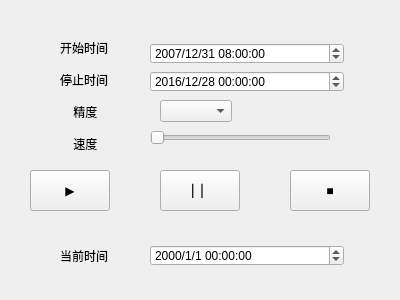
Before: the Qt Designer form tick_replayer/control_widget.ui in hellobiek/LazzyQuant, drawn with Qt 5.
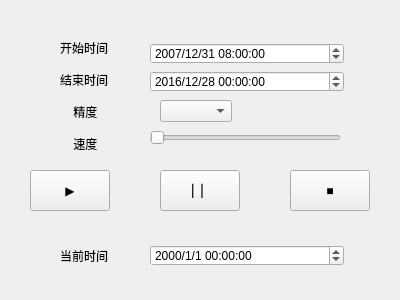
After: the same form once the commit is applied.

Patch:
```diff
--- a/tick_replayer/control_widget.ui
+++ b/tick_replayer/control_widget.ui
@@ -117,7 +117,7 @@
    <property name="text">
     <string>开始时间
 
-停止时间
+结束时间
 
     精度
 
@@ -139,7 +139,7 @@
     <rect>
      <x>150</x>
      <y>130</y>
-     <width>181</width>
+     <width>191</width>
      <height>16</height>
     </rect>
    </property>
```
